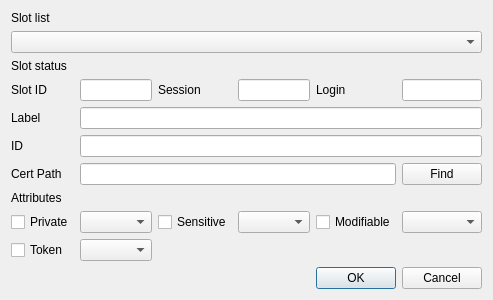
Before: the Qt Designer form HsmMan/import_cert_dlg.ui in jykim74/CryptokiMan, drawn with Qt 5.
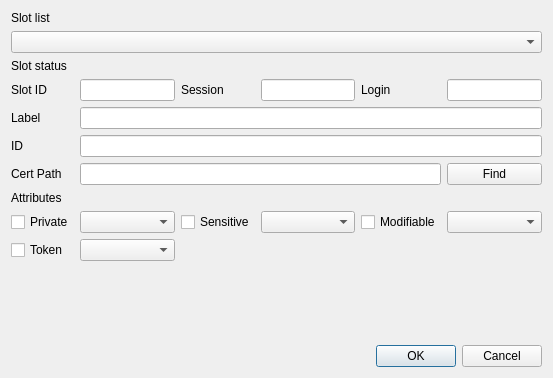
After: the same form once the commit is applied.

Diff of the .ui file:
```diff
--- a/HsmMan/import_cert_dlg.ui
+++ b/HsmMan/import_cert_dlg.ui
@@ -6,8 +6,8 @@
    <rect>
     <x>0</x>
     <y>0</y>
-    <width>493</width>
-    <height>300</height>
+    <width>553</width>
+    <height>378</height>
    </rect>
   </property>
   <property name="windowTitle">
```
Left out of the diff: 2 changed lines with no effect on the pictures.
